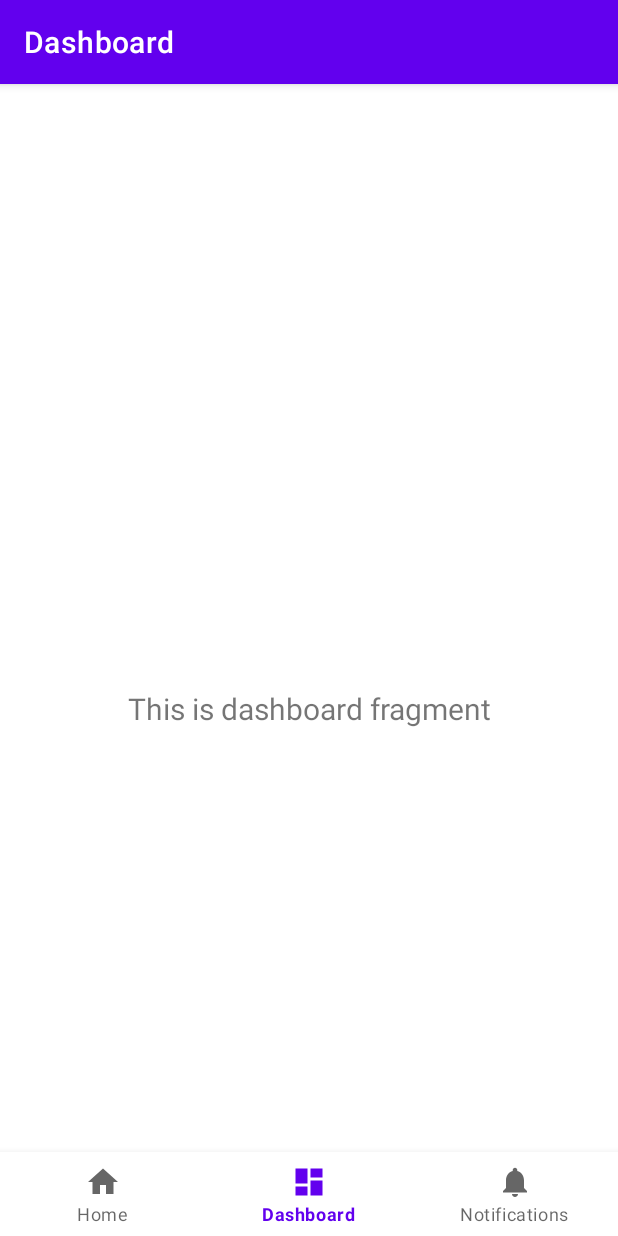
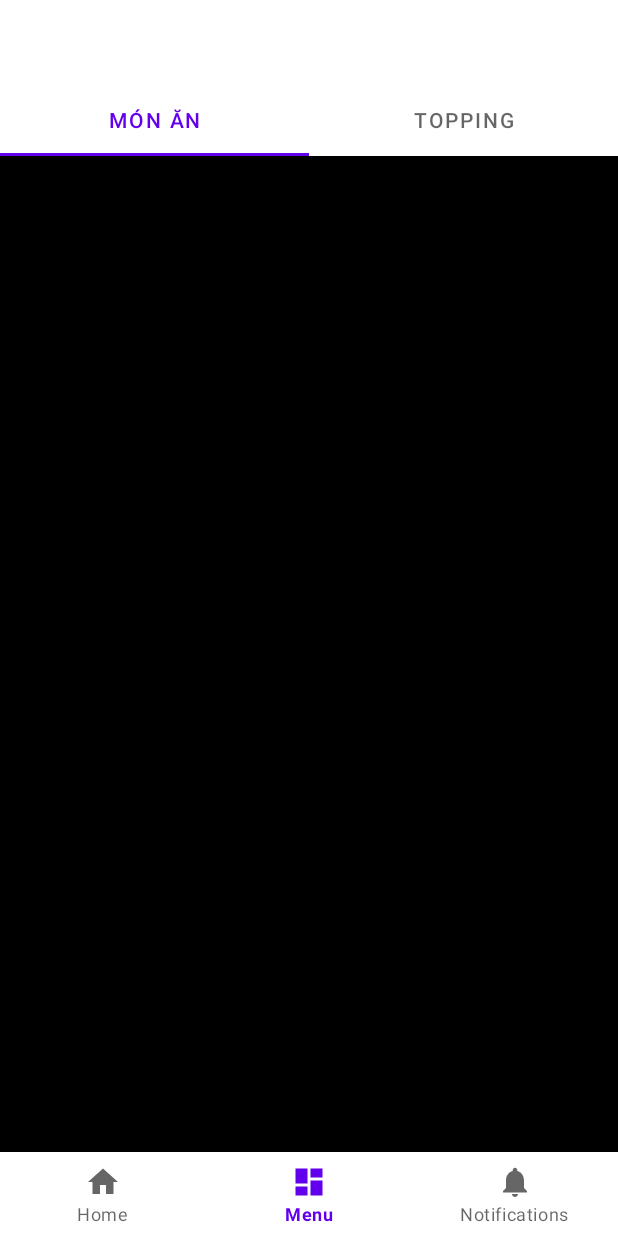
Before and after one commit to qhuy1901/GoFood, an Android app: the MenuManagementFragment screen opened through its navigation route, on a phone screen of 412 x 824 dp. Run offline under Robolectric (Android 15) with nearby library versions, the phone set to English and light mode, and no system bars; our stand-ins replace navigation-ui; Roboto replaces fonts that are not available here.

Commit message:
code tab layout for menu management

```diff
--- a/app/build.gradle
+++ b/app/build.gradle
@@ -43,6 +43,8 @@ dependencies {
     implementation 'androidx.navigation:navigation-ui:2.4.1'
     implementation 'com.google.android.gms:play-services-location:19.0.1'
     implementation 'com.google.android.gms:play-services-basement:18.0.0'
+    implementation 'androidx.preference:preference:1.1.1'
+    implementation 'androidx.legacy:legacy-support-v4:1.0.0'
     testImplementation 'junit:junit:4.+'
     androidTestImplementation 'androidx.test.ext:junit:1.1.3'
     androidTestImplementation 'androidx.test.espresso:espresso-core:3.4.0'
--- /dev/null
+++ b/app/src/main/java/com/example/myapplication/adapter/ViewPagerAdapter.java
@@ -0,0 +1,52 @@
+package com.example.myapplication.adapter;
+
+import androidx.annotation.NonNull;
+import androidx.annotation.Nullable;
+import androidx.fragment.app.Fragment;
+import androidx.fragment.app.FragmentActivity;
+import androidx.fragment.app.FragmentManager;
+import androidx.fragment.app.FragmentStatePagerAdapter;
+import androidx.viewpager2.adapter.FragmentStateAdapter;
+
+import com.example.myapplication.ui_store_detail.MenuManagement.MenuManagementFragment;
+import com.example.myapplication.ui_store_detail.MenuManagement.ProductFragment;
+import com.example.myapplication.ui_store_detail.MenuManagement.ToppingFragment;
+
+public class ViewPagerAdapter extends FragmentStateAdapter {
+    public ViewPagerAdapter(@NonNull FragmentActivity fragmentActivity) {
+        super(fragmentActivity);
+    }
+
+
+//    @Nullable
+//    @Override
+//    public CharSequence getPageTitle(int position) {
+//        String title = "";
+//        switch (position){
+//            case 1:
+//                title = "Topping";
+//                break;
+//            default:
+//                title = "Món ăn";
+//                break;
+//        }
+//        return title;
+//    }
+
+    @NonNull
+    @Override
+    public Fragment createFragment(int position) {
+        switch (position){
+            case 1:
+                return new ToppingFragment();
+            case 0:
+                return new ProductFragment();
+        }
+        return new ToppingFragment();
+    }
+
+    @Override
+    public int getItemCount() {
+        return 2;
+    }
+}
--- a/app/src/main/java/com/example/myapplication/ui_store_detail/MenuManagement/MenuManagementFragment.java
+++ b/app/src/main/java/com/example/myapplication/ui_store_detail/MenuManagement/MenuManagementFragment.java
@@ -8,33 +8,88 @@ import android.widget.TextView;
 
 import androidx.annotation.NonNull;
 import androidx.annotation.Nullable;
+import androidx.appcompat.app.AppCompatActivity;
 import androidx.fragment.app.Fragment;
+import androidx.fragment.app.FragmentStatePagerAdapter;
 import androidx.lifecycle.Observer;
 import androidx.lifecycle.ViewModelProvider;
+import androidx.viewpager.widget.ViewPager;
+import androidx.viewpager2.widget.ViewPager2;
 
+import com.example.myapplication.AddNewProductFragment;
+import com.example.myapplication.R;
+import com.example.myapplication.adapter.ViewPagerAdapter;
+import com.example.myapplication.databinding.FragmentAddNewStoreBinding;
 import com.example.myapplication.databinding.FragmentMenuManagementBinding;
+import com.google.android.material.tabs.TabLayout;
+import com.google.android.material.tabs.TabLayoutMediator;
 
 public class MenuManagementFragment extends Fragment {
 
-    private MenuManagementViewModel dashboardViewModel;
+//    private MenuManagementViewModel dashboardViewModel;
     private FragmentMenuManagementBinding binding;
+    private TabLayout tabLayout;
+    private ViewPager2 viewPager;
+    private ViewPagerAdapter viewPagerAdapter;
+
+    private void initUi()
+    {
+        tabLayout = binding.tabLayout;
+        viewPager = binding.viewPager;
+    }
 
     public View onCreateView(@NonNull LayoutInflater inflater,
                              ViewGroup container, Bundle savedInstanceState) {
-        dashboardViewModel =
-                new ViewModelProvider(this).get(MenuManagementViewModel.class);
-
+//        dashboardViewModel =
+//                new ViewModelProvider(this).get(MenuManagementViewModel.class);
         binding = FragmentMenuManagementBinding.inflate(inflater, container, false);
         View root = binding.getRoot();
+        initUi();
 
-        final TextView textView = binding.textDashboard;
-        dashboardViewModel.getText().observe(getViewLifecycleOwner(), new Observer<String>() {
-            @Override
-            public void onChanged(@Nullable String s) {
-                textView.setText(s);
+        // Set Action Bar
+        ((AppCompatActivity) getActivity()).getSupportActionBar().hide();
+
+
+
+//        final TextView textView = binding.textDashboard;
+//        dashboardViewModel.getText().observe(getViewLifecycleOwner(), new Observer<String>() {
+//            @Override
+//            public void onChanged(@Nullable String s) {
+//                textView.setText(s);
+//            }
+//        });
+//
+//        binding.btnAddProduct.setOnClickListener(new View.OnClickListener() {
+//            @Override
+//            public void onClick(View view) {
+//                AddNewProductFragment nextFrag= new AddNewProductFragment();
+//                getActivity().getSupportFragmentManager().beginTransaction()
+//                        .replace(R.id.menuManagementLayout, nextFrag, "findThisFragment")
+//                        .addToBackStack(null)
+//                        .commit();
+//            }
+//        });
+        return root;
+    }
+
+    @Override
+    public void onViewCreated(@NonNull View view, @Nullable Bundle savedInstanceState) {
+        super.onViewCreated(view, savedInstanceState);
+
+        viewPagerAdapter = new ViewPagerAdapter(this.getActivity());
+        viewPager.setAdapter(viewPagerAdapter);
+
+        new TabLayoutMediator(tabLayout, viewPager, (tab, position) -> {
+            switch (position)
+            {
+                case 1:
+                    tab.setText("Topping");
+                    break;
+                default:
+                    tab.setText("Món ăn");
+                    break;
             }
-        });
-        return root;
+        }).attach();
     }
 
     @Override
--- /dev/null
+++ b/app/src/main/java/com/example/myapplication/ui_store_detail/MenuManagement/ProductFragment.java
@@ -0,0 +1,20 @@
+package com.example.myapplication.ui_store_detail.MenuManagement;
+
+import android.os.Bundle;
+import android.view.LayoutInflater;
+import android.view.View;
+import android.view.ViewGroup;
+
+import androidx.annotation.NonNull;
+import androidx.annotation.Nullable;
+import androidx.fragment.app.Fragment;
+
+import com.example.myapplication.R;
+
+public class ProductFragment extends Fragment {
+    @Nullable
+    @Override
+    public View onCreateView(@NonNull LayoutInflater inflater, @Nullable ViewGroup container, @Nullable Bundle savedInstanceState) {
+        return inflater.inflate(R.layout.fragment_product, container,false);
+    }
+}
--- a/app/src/main/res/layout/fragment_menu_management.xml
+++ b/app/src/main/res/layout/fragment_menu_management.xml
@@ -4,19 +4,38 @@
     xmlns:tools="http://schemas.android.com/tools"
     android:layout_width="match_parent"
     android:layout_height="match_parent"
+    android:id="@+id/menuManagementLayout"
     tools:context=".ui_store_detail.MenuManagement.MenuManagementFragment">
 
-    <TextView
-        android:id="@+id/text_dashboard"
+    <com.google.android.material.tabs.TabLayout
+        android:id="@+id/tab_layout"
         android:layout_width="match_parent"
         android:layout_height="wrap_content"
-        android:layout_marginStart="8dp"
-        android:layout_marginTop="8dp"
-        android:layout_marginEnd="8dp"
-        android:textAlignment="center"
-        android:textSize="20sp"
+        app:layout_constraintTop_toTopOf="parent"/>
+
+    <androidx.viewpager2.widget.ViewPager2
+        android:id="@+id/view_pager"
+        android:layout_width="match_parent"
+        android:layout_height="0dp"
         app:layout_constraintBottom_toBottomOf="parent"
-        app:layout_constraintEnd_toEndOf="parent"
-        app:layout_constraintStart_toStartOf="parent"
-        app:layout_constraintTop_toTopOf="parent" />
+        app:layout_constraintTop_toBottomOf="@+id/tab_layout" />
+<!--    <TextView-->
+<!--        android:id="@+id/text_dashboard"-->
+<!--        android:layout_width="match_parent"-->
+<!--        android:layout_height="wrap_content"-->
+<!--        android:textAlignment="center"-->
+<!--        android:textSize="30sp"-->
+<!--        android:textStyle="bold"-->
+<!--        android:text="Quản lý Menu"-->
+<!--        app:layout_constraintTop_toTopOf="@+id/tab_layout" />-->
+
+<!--    <Button-->
+<!--        android:id="@+id/btnAddProduct"-->
+<!--        android:layout_width="wrap_content"-->
+<!--        android:layout_height="wrap_content"-->
+<!--        android:text="Thêm mới"-->
+<!--        app:layout_constraintBottom_toBottomOf="parent"-->
+<!--        app:layout_constraintEnd_toEndOf="parent"-->
+<!--        app:layout_constraintStart_toStartOf="parent"-->
+<!--        app:layout_constraintTop_toBottomOf="@+id/text_dashboard" />-->
 </androidx.constraintlayout.widget.ConstraintLayout>
--- /dev/null
+++ b/app/src/main/res/layout/fragment_product.xml
@@ -0,0 +1,7 @@
+<?xml version="1.0" encoding="utf-8"?>
+<androidx.constraintlayout.widget.ConstraintLayout xmlns:android="http://schemas.android.com/apk/res/android"
+    android:layout_width="match_parent"
+    android:layout_height="match_parent"
+    android:background="@color/black">
+
+</androidx.constraintlayout.widget.ConstraintLayout>
--- a/app/src/main/res/layout/item_store.xml
+++ b/app/src/main/res/layout/item_store.xml
@@ -15,6 +15,7 @@
         <ImageView
             android:id="@+id/ivAvatar"
             android:layout_width="match_parent"
+            android:scaleType="centerCrop"
             android:layout_height="100dp"></ImageView>
         <TextView
             android:id="@+id/tvStoreName"
--- a/app/src/main/res/menu/bottom_nav_menu.xml
+++ b/app/src/main/res/menu/bottom_nav_menu.xml
@@ -9,7 +9,7 @@
     <item
         android:id="@+id/navigation_dashboard"
         android:icon="@drawable/ic_dashboard_black_24dp"
-        android:title="@string/title_dashboard" />
+        android:title="@string/title_menu" />
 
     <item
         android:id="@+id/navigation_notifications"
```
Also changed, not shown: app/src/main/java/com/example/myapplication/AddNewProductFragment.java (added, +51 -0 lines), app/src/main/java/com/example/myapplication/ui_store_detail/MenuManagement/ToppingFragment.java (added, +20 -0 lines), app/src/main/res/layout/fragment_add_new_product.xml (added, +14 -0 lines), app/src/main/res/layout/fragment_topping.xml (added, +10 -0 lines), app/src/main/res/values/strings.xml (+28 -0 lines).
